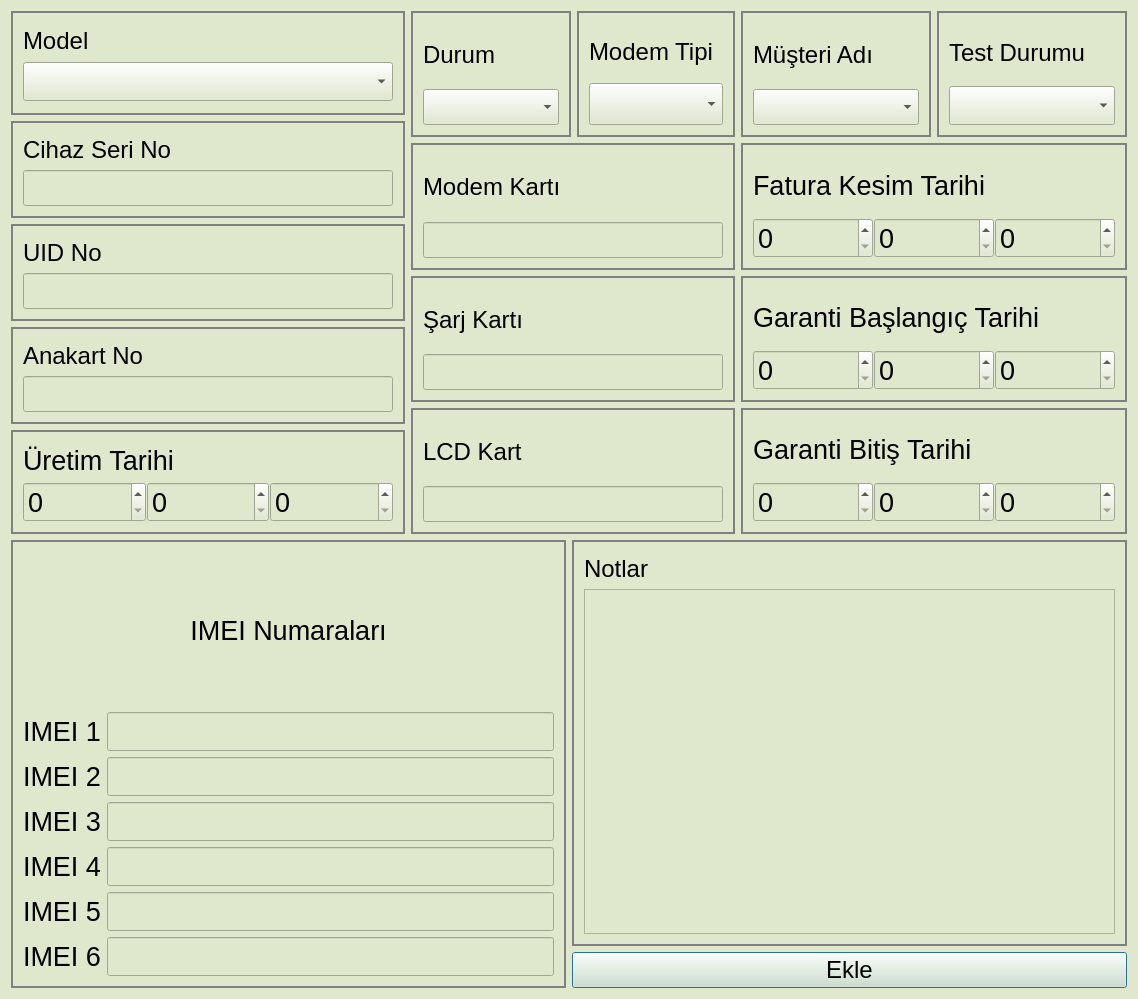
The window that src/secdialog.ui (yunusemrecinar/QT5-cihaz-kimlik-teknik-servis) describes before a commit, drawn with Qt 5.
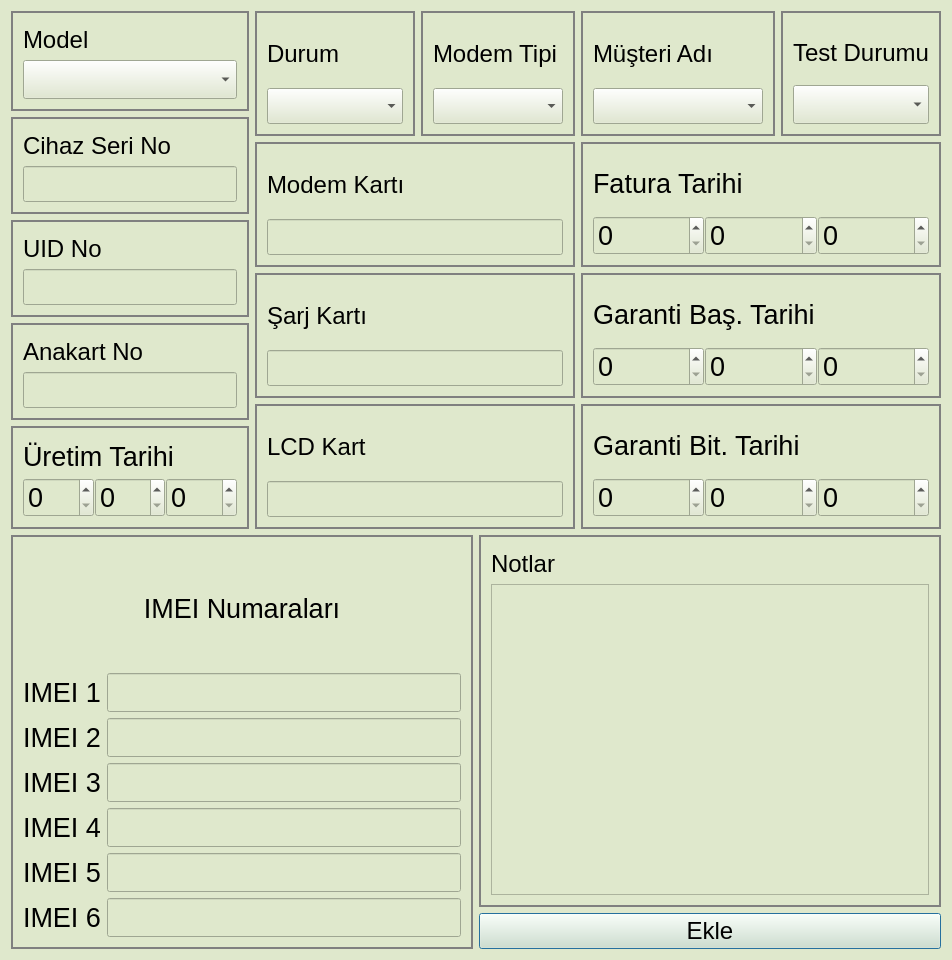
The same window after the commit.

```diff
--- a/src/secdialog.ui
+++ b/src/secdialog.ui
@@ -6,8 +6,8 @@
    <rect>
     <x>0</x>
     <y>0</y>
-    <width>1138</width>
-    <height>999</height>
+    <width>952</width>
+    <height>960</height>
    </rect>
   </property>
   <property name="font">
@@ -33,15 +33,15 @@
          <item>
           <widget class="QGroupBox" name="ModelBox">
            <property name="sizePolicy">
-            <sizepolicy hsizetype="Fixed" vsizetype="Fixed">
+            <sizepolicy hsizetype="Minimum" vsizetype="Fixed">
              <horstretch>0</horstretch>
              <verstretch>0</verstretch>
             </sizepolicy>
            </property>
            <property name="minimumSize">
             <size>
-             <width>394</width>
-             <height>104</height>
+             <width>0</width>
+             <height>0</height>
             </size>
            </property>
            <property name="styleSheet">
@@ -232,8 +232,8 @@
                <widget class="QSpinBox" name="date_day">
                 <property name="minimumSize">
                  <size>
-                  <width>120</width>
-                  <height>40</height>
+                  <width>0</width>
+                  <height>0</height>
                  </size>
                 </property>
                 <property name="font">
@@ -247,8 +247,8 @@
                <widget class="QSpinBox" name="date_month">
                 <property name="minimumSize">
                  <size>
-                  <width>120</width>
-                  <height>40</height>
+                  <width>0</width>
+                  <height>0</height>
                  </size>
                 </property>
                 <property name="font">
@@ -262,8 +262,8 @@
                <widget class="QSpinBox" name="date_year">
                 <property name="minimumSize">
                  <size>
-                  <width>120</width>
-                  <height>40</height>
+                  <width>0</width>
+                  <height>0</height>
                  </size>
                 </property>
                 <property name="font">
@@ -379,15 +379,15 @@
               <item>
                <widget class="QComboBox" name="modemTipi_">
                 <property name="sizePolicy">
-                 <sizepolicy hsizetype="Expanding" vsizetype="Fixed">
+                 <sizepolicy hsizetype="Fixed" vsizetype="Fixed">
                   <horstretch>0</horstretch>
                   <verstretch>0</verstretch>
                  </sizepolicy>
                 </property>
                 <property name="minimumSize">
                  <size>
-                  <width>0</width>
-                  <height>42</height>
+                  <width>130</width>
+                  <height>0</height>
                  </size>
                 </property>
                 <property name="font">
@@ -509,12 +509,24 @@
           <layout class="QHBoxLayout" name="horizontalLayout_8">
            <item>
             <widget class="QGroupBox" name="musteriAdiBox">
+             <property name="sizePolicy">
+              <sizepolicy hsizetype="Expanding" vsizetype="Preferred">
+               <horstretch>0</horstretch>
+               <verstretch>0</verstretch>
+              </sizepolicy>
+             </property>
              <property name="minimumSize">
               <size>
                <width>0</width>
                <height>0</height>
               </size>
              </property>
+             <property name="maximumSize">
+              <size>
+               <width>16777215</width>
+               <height>16777215</height>
+              </size>
+             </property>
              <property name="styleSheet">
               <string notr="true">QGroupBox {
 border: 2px solid grey;
@@ -544,6 +556,18 @@
                 <property name="enabled">
                  <bool>true</bool>
                 </property>
+                <property name="sizePolicy">
+                 <sizepolicy hsizetype="Fixed" vsizetype="Fixed">
+                  <horstretch>0</horstretch>
+                  <verstretch>0</verstretch>
+                 </sizepolicy>
+                </property>
+                <property name="minimumSize">
+                 <size>
+                  <width>170</width>
+                  <height>0</height>
+                 </size>
+                </property>
                 <property name="font">
                  <font>
                   <pointsize>18</pointsize>
@@ -556,6 +580,18 @@
            </item>
            <item>
             <widget class="QGroupBox" name="TestDurumBox">
+             <property name="sizePolicy">
+              <sizepolicy hsizetype="Expanding" vsizetype="Preferred">
+               <horstretch>0</horstretch>
+               <verstretch>0</verstretch>
+              </sizepolicy>
+             </property>
+             <property name="maximumSize">
+              <size>
+               <width>16777215</width>
+               <height>16777215</height>
+              </size>
+             </property>
              <property name="styleSheet">
               <string notr="true">QGroupBox {
 border:2px solid grey;
@@ -595,6 +631,12 @@
          </item>
          <item>
           <widget class="QGroupBox" name="faturaKesinBox">
+           <property name="maximumSize">
+            <size>
+             <width>16777215</width>
+             <height>16777215</height>
+            </size>
+           </property>
            <property name="styleSheet">
             <string notr="true">QGroupBox {
 border:2px solid grey;
@@ -609,7 +651,7 @@
                </font>
               </property>
               <property name="text">
-               <string>Fatura Kesim Tarihi</string>
+               <string>Fatura Tarihi</string>
               </property>
              </widget>
             </item>
@@ -622,8 +664,8 @@
                <widget class="QSpinBox" name="fatura_date_day_">
                 <property name="minimumSize">
                  <size>
-                  <width>120</width>
-                  <height>40</height>
+                  <width>0</width>
+                  <height>0</height>
                  </size>
                 </property>
                 <property name="font">
@@ -637,8 +679,8 @@
                <widget class="QSpinBox" name="fatura_date_month_">
                 <property name="minimumSize">
                  <size>
-                  <width>120</width>
-                  <height>40</height>
+                  <width>0</width>
+                  <height>0</height>
                  </size>
                 </property>
                 <property name="font">
@@ -652,8 +694,8 @@
                <widget class="QSpinBox" name="fatura_date_year_">
                 <property name="minimumSize">
                  <size>
-                  <width>120</width>
-                  <height>40</height>
+                  <width>0</width>
+                  <height>0</height>
                  </size>
                 </property>
                 <property name="font">
@@ -670,6 +712,18 @@
          </item>
          <item>
           <widget class="QGroupBox" name="garantiBaslangicBox">
+           <property name="sizePolicy">
+            <sizepolicy hsizetype="Expanding" vsizetype="Preferred">
+             <horstretch>0</horstretch>
+             <verstretch>0</verstretch>
+            </sizepolicy>
+           </property>
+           <property name="maximumSize">
+            <size>
+             <width>16777215</width>
+             <height>16777215</height>
+            </size>
+           </property>
            <property name="styleSheet">
             <string notr="true">QGroupBox {
 border:2px solid grey;
@@ -684,7 +738,7 @@
                </font>
               </property>
               <property name="text">
-               <string>Garanti Başlangıç Tarihi</string>
+               <string>Garanti Baş. Tarihi</string>
               </property>
              </widget>
             </item>
@@ -697,8 +751,8 @@
                <widget class="QSpinBox" name="garanti_start_day_">
                 <property name="minimumSize">
                  <size>
-                  <width>120</width>
-                  <height>40</height>
+                  <width>0</width>
+                  <height>0</height>
                  </size>
                 </property>
                 <property name="font">
@@ -712,8 +766,8 @@
                <widget class="QSpinBox" name="garanti_start_month_">
                 <property name="minimumSize">
                  <size>
-                  <width>120</width>
-                  <height>40</height>
+                  <width>0</width>
+                  <height>0</height>
                  </size>
                 </property>
                 <property name="font">
@@ -727,8 +781,8 @@
                <widget class="QSpinBox" name="garanti_start_year_">
                 <property name="minimumSize">
                  <size>
-                  <width>120</width>
-                  <height>40</height>
+                  <width>0</width>
+                  <height>0</height>
                  </size>
                 </property>
                 <property name="font">
@@ -745,6 +799,18 @@
          </item>
          <item>
           <widget class="QGroupBox" name="garantiBitisBox">
+           <property name="sizePolicy">
+            <sizepolicy hsizetype="Preferred" vsizetype="Preferred">
+             <horstretch>0</horstretch>
+             <verstretch>0</verstretch>
+            </sizepolicy>
+           </property>
+           <property name="maximumSize">
+            <size>
+             <width>16777215</width>
+             <height>16777215</height>
+            </size>
+           </property>
            <property name="styleSheet">
             <string notr="true">QGroupBox {
 border:2px solid grey;
@@ -759,7 +825,7 @@
                </font>
               </property>
               <property name="text">
-               <string>Garanti Bitiş Tarihi</string>
+               <string>Garanti Bit. Tarihi</string>
               </property>
              </widget>
             </item>
@@ -772,8 +838,8 @@
                <widget class="QSpinBox" name="garanti_bitis_day_">
                 <property name="minimumSize">
                  <size>
-                  <width>120</width>
-                  <height>40</height>
+                  <width>0</width>
+                  <height>0</height>
                  </size>
                 </property>
                 <property name="font">
@@ -787,8 +853,8 @@
                <widget class="QSpinBox" name="garanti_bitis_month_">
                 <property name="minimumSize">
                  <size>
-                  <width>120</width>
-                  <height>40</height>
+                  <width>0</width>
+                  <height>0</height>
                  </size>
                 </property>
                 <property name="font">
@@ -802,8 +868,8 @@
                <widget class="QSpinBox" name="garanti_bitis_year_">
                 <property name="minimumSize">
                  <size>
-                  <width>120</width>
-                  <height>40</height>
+                  <width>0</width>
+                  <height>0</height>
                  </size>
                 </property>
                 <property name="font">
@@ -1028,6 +1094,12 @@
          </item>
          <item>
           <widget class="QPushButton" name="pushButton">
+           <property name="sizePolicy">
+            <sizepolicy hsizetype="Preferred" vsizetype="Fixed">
+             <horstretch>0</horstretch>
+             <verstretch>0</verstretch>
+            </sizepolicy>
+           </property>
            <property name="font">
             <font>
              <pointsize>18</pointsize>
```
